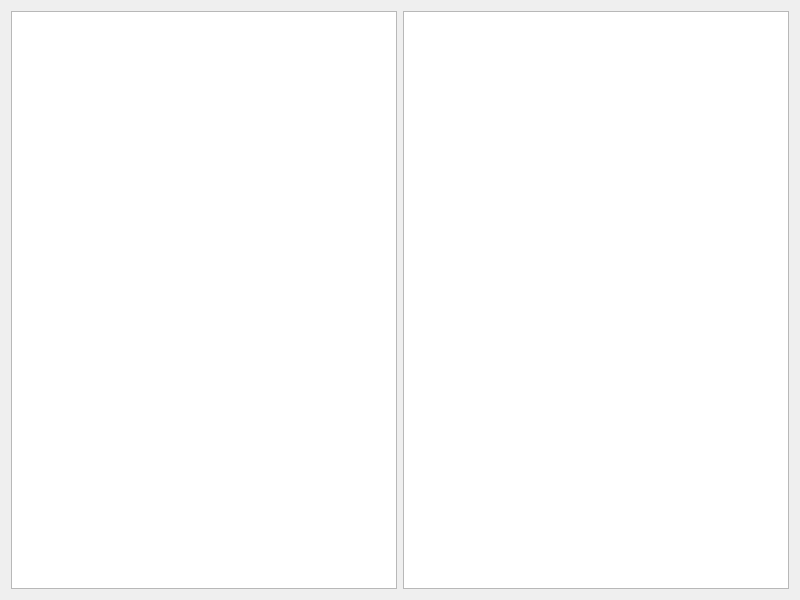
Before: the Qt Designer form TestUtil/TestUtil/QtADBClass.ui in qindong917/vs_test2, drawn with Qt 5.
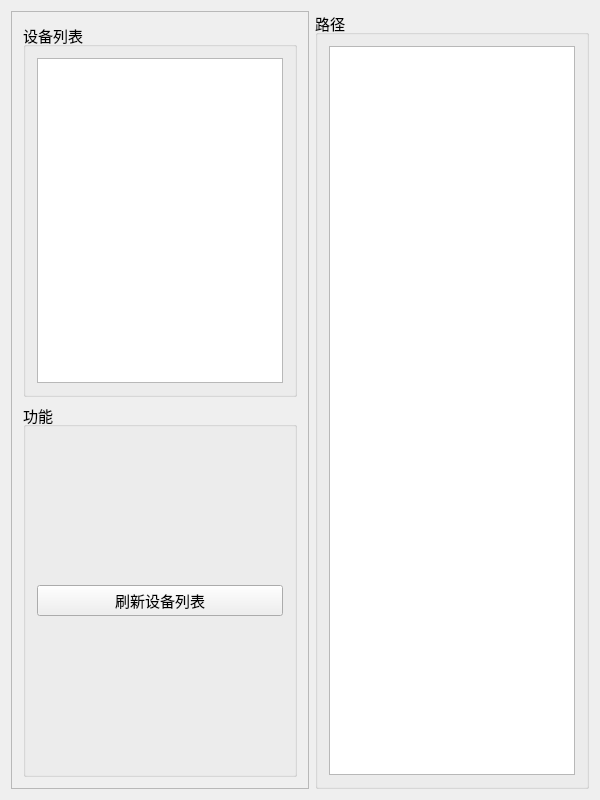
After: the same form once the commit is applied.

```diff
--- a/TestUtil/TestUtil/QtADBClass.ui
+++ b/TestUtil/TestUtil/QtADBClass.ui
@@ -6,19 +6,95 @@
    <rect>
     <x>0</x>
     <y>0</y>
-    <width>800</width>
-    <height>600</height>
+    <width>600</width>
+    <height>800</height>
    </rect>
   </property>
   <property name="windowTitle">
    <string>QtADBClass</string>
   </property>
-  <layout class="QGridLayout" name="gridLayout">
+  <layout class="QGridLayout" name="gridLayout_3">
    <item row="0" column="0">
-    <widget class="QListView" name="listView"/>
+    <widget class="QFrame" name="frame">
+     <property name="sizePolicy">
+      <sizepolicy hsizetype="Expanding" vsizetype="Preferred">
+       <horstretch>0</horstretch>
+       <verstretch>0</verstretch>
+      </sizepolicy>
+     </property>
+     <property name="frameShape">
+      <enum>QFrame::StyledPanel</enum>
+     </property>
+     <property name="frameShadow">
+      <enum>QFrame::Raised</enum>
+     </property>
+     <layout class="QGridLayout" name="gridLayout_4">
+      <item row="0" column="0">
+       <widget class="QGroupBox" name="groupBox">
+        <property name="font">
+         <font>
+          <family>Arial</family>
+          <pointsize>11</pointsize>
+         </font>
+        </property>
+        <property name="title">
+         <string>设备列表</string>
+        </property>
+        <layout class="QGridLayout" name="gridLayout">
+         <item row="0" column="0">
+          <widget class="QListView" name="listView"/>
+         </item>
+        </layout>
+       </widget>
+      </item>
+      <item row="1" column="0">
+       <widget class="QGroupBox" name="groupBox_3">
+        <property name="sizePolicy">
+         <sizepolicy hsizetype="Preferred" vsizetype="Expanding">
+          <horstretch>0</horstretch>
+          <verstretch>0</verstretch>
+         </sizepolicy>
+        </property>
+        <property name="font">
+         <font>
+          <family>Arial</family>
+          <pointsize>11</pointsize>
+         </font>
+        </property>
+        <property name="title">
+         <string>功能</string>
+        </property>
+        <layout class="QGridLayout" name="gridLayout_5">
+         <item row="0" column="0">
+          <widget class="QPushButton" name="pushButton_refresh">
+           <property name="text">
+            <string>刷新设备列表</string>
+           </property>
+          </widget>
+         </item>
+        </layout>
+       </widget>
+      </item>
+     </layout>
+    </widget>
    </item>
    <item row="0" column="1">
-    <widget class="QListView" name="listView_2"/>
+    <widget class="QGroupBox" name="groupBox_2">
+     <property name="font">
+      <font>
+       <family>Arial</family>
+       <pointsize>11</pointsize>
+      </font>
+     </property>
+     <property name="title">
+      <string>路径</string>
+     </property>
+     <layout class="QGridLayout" name="gridLayout_2">
+      <item row="0" column="0">
+       <widget class="QListView" name="listView_2"/>
+      </item>
+     </layout>
+    </widget>
    </item>
   </layout>
  </widget>
```
